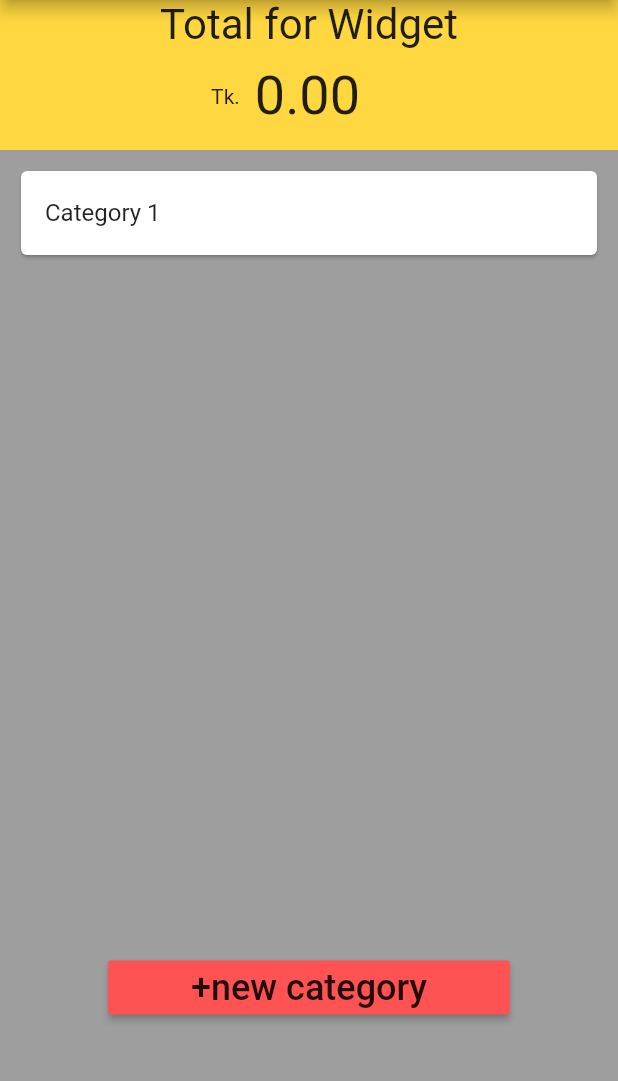
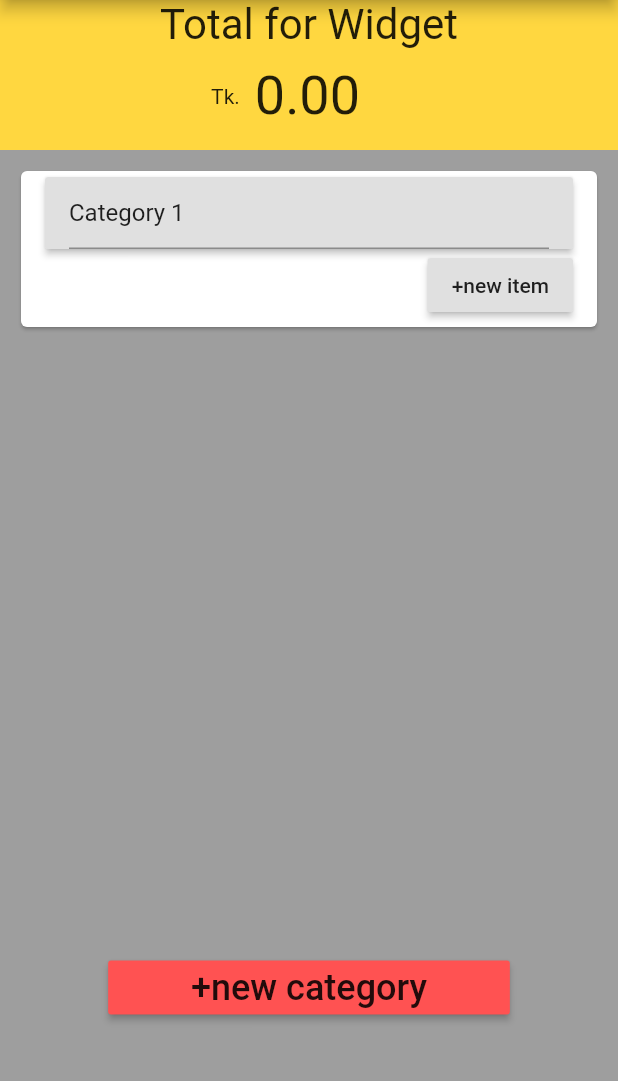
Before and after one commit to the-blue-sparrow/test_app, a Flutter app: the Entry screen opened by its route, after a tap on "+new category", on a phone screen of 412 x 824 dp, the part 84-1165 px from its top. Run offline on Flutter 3.47's test engine with Material 2 defaults, Android fonts, the phone set to English and light mode, and no system bars; our stand-ins replace shared_preferences; accounts and stored records are empty.

```diff
--- a/lib/budget_entry.dart
+++ b/lib/budget_entry.dart
@@ -1,4 +1,7 @@
+import 'dart:convert';
+
 import 'package:flutter/material.dart';
+import 'package:shared_preferences/shared_preferences.dart';
 
 class Entry extends StatefulWidget {
   final id;
@@ -11,8 +14,54 @@ class Entry extends StatefulWidget {
 class _EntryState extends State<Entry> {
   List category = [];
   int i = 0;
+  bool t = true;
+  Map budgetData;
+
+  Future<String> _setData(Map map) async {
+    final SharedPreferences prefs = await SharedPreferences.getInstance();
+    String counter = json.encode(map);
+    prefs.setString("data", counter);
+
+    return counter;
+  }
+
+  Future<String> _getData() async {
+    SharedPreferences prefs = await SharedPreferences.getInstance();
+    String counter =
+        (prefs.getString('data') ?? json.encode({widget.id.toString(): Map()}));
+    return counter;
+  }
+
+  @override
+  void initState() {
+    _getData().then((String value) {
+      this.budgetData = json.decode(value);
+
+      this.category = this
+          .budgetData[widget.id.toString()]
+          .values
+          .toList()
+          .reversed
+          .toList();
+      if (this.category.length != 0) {
+        this.i = int.parse(this
+            .category[0]
+            .toString()[this.category.last.toString().length - 1]);
+      }
+      print('${this.budgetData}');
+      setState(() {});
+    });
+
+    super.initState();
+  }
+
   @override
   Widget build(BuildContext context) {
+    /// Map data for each id
+
+    ///    setting initial value
+
+    print(category);
     return Scaffold(
       appBar: AppBar(
         backgroundColor: Color(0Xffb22020),
@@ -77,9 +126,20 @@ class _EntryState extends State<Entry> {
                   children: <Widget>[
                     Expanded(
                       child: ListView.builder(
+//                        itemCount: category.length,
                         itemCount: category.length,
+//                            budget_data[widget.id.toString()].values.length,
+
                         itemBuilder: (context, index) {
-                          final item = category[index];
+                          final item = category[index].toString();
+                          print(
+                              'hello $item ${widget.id.toString()} $budgetData');
+                          budgetData[widget.id.toString()][item] = item;
+
+                          _setData(budgetData).then((value) {
+                            // setState(() {});
+                            print(value.runtimeType);
+                          });
 
                           return Dismissible(
                             // Each Dismissible must contain a Key. Keys allow Flutter to
@@ -90,14 +150,20 @@ class _EntryState extends State<Entry> {
                             // what to do after an item has been swiped away.
                             onDismissed: (direction) {
                               // Remove the item from the data source.
-                              setState(
-                                () {
-                                  category.remove(category[index]);
-                                  print('$category');
 
-//                        items.removeAt(index);
-                                },
-                              );
+                              var temp = category[index];
+
+                              budgetData[widget.id.toString()]
+                                  .remove(temp.toString());
+                              category.remove(temp);
+
+                              print('$temp, $index');
+                              print(budgetData[widget.id.toString()]);
+
+                              _setData(budgetData).then((value) {
+                                setState(() {});
+                                print(value.runtimeType);
+                              });
 
                               // Then show a snackbar.
                             },
@@ -105,7 +171,38 @@ class _EntryState extends State<Entry> {
 //                  background: Container(color: Colors.red),
                             child: Card(
                               child: ListTile(
-                                title: Text('$item'),
+                                title: Container(
+                                  child: Column(
+                                    children: [
+                                      RaisedButton(
+                                        child: TextFormField(
+                                          onTap: () {
+                                            t = false;
+                                            print(t);
+                                            setState(() {});
+                                          },
+                                          enabled: t,
+                                          initialValue: '$item',
+                                        ),
+                                        onPressed: () {
+                                          t = true;
+                                          print(t);
+                                          setState(() {});
+                                        },
+                                      ),
+                                      Row(
+                                        mainAxisAlignment:
+                                            MainAxisAlignment.end,
+                                        children: [
+                                          RaisedButton(
+                                            child: Text('+new item'),
+                                            onPressed: () {},
+                                          ),
+                                        ],
+                                      )
+                                    ],
+                                  ),
+                                ),
                               ),
                             ),
                           );
--- a/lib/datepicker.dart
+++ b/lib/datepicker.dart
@@ -123,4 +123,4 @@ class DatePicker {
 //      ),
 //    );
 //  }
-//}
+// }
--- a/lib/main.dart
+++ b/lib/main.dart
@@ -1,7 +1,6 @@
 import 'package:flutter/material.dart';
 import 'package:testapp/budget.dart';
 import 'package:testapp/budget_entry.dart';
-import 'package:testapp/datepicker.dart';
 
 void main() {
   runApp(MyApp());
--- a/pubspec.yaml
+++ b/pubspec.yaml
@@ -23,7 +23,7 @@ environment:
 dependencies:
   flutter:
     sdk: flutter
-
+  shared_preferences:
 
   # The following adds the Cupertino Icons font to your application.
   # Use with the CupertinoIcons class for iOS style icons.
```
Also changed, not shown: lib/budget.dart (+49 -8 lines), pubspec.lock.
